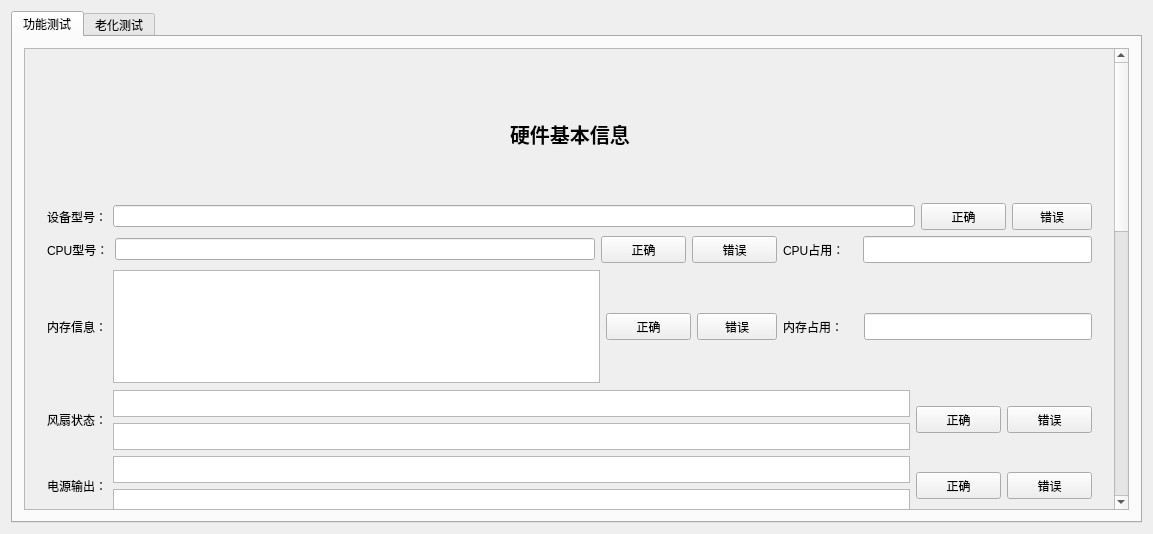
Above: jw-test-tool-new/widget.ui from github188/test before the change. Below: the same form after it.
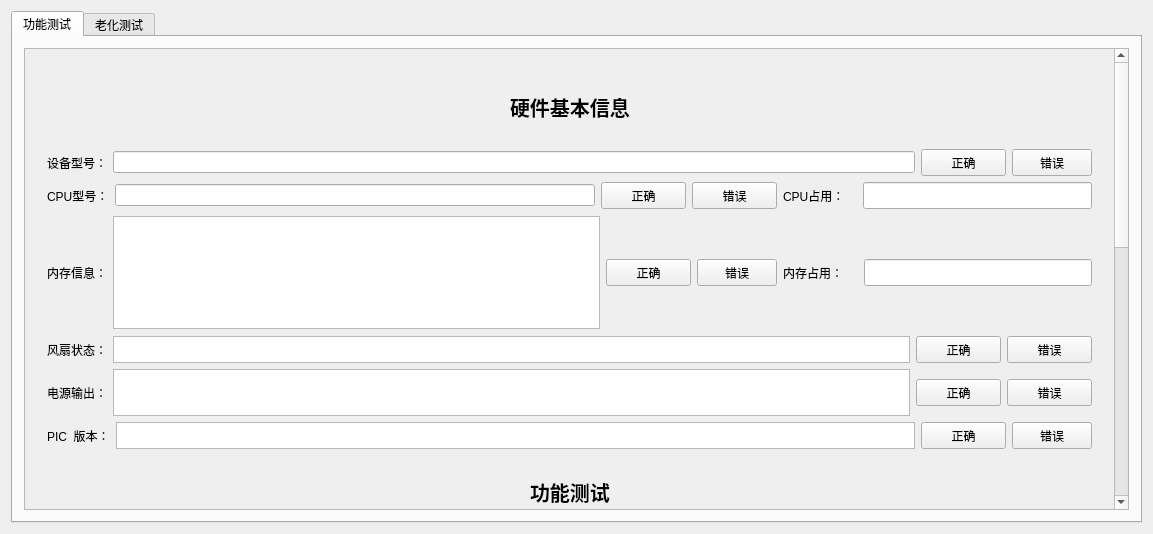
That is the form after the change.

```diff
--- a/jw-test-tool-new/widget.ui
+++ b/jw-test-tool-new/widget.ui
@@ -42,9 +42,9 @@
           <property name="geometry">
            <rect>
             <x>0</x>
-            <y>-219</y>
+            <y>-538</y>
             <width>1098</width>
-            <height>1174</height>
+            <height>1074</height>
            </rect>
           </property>
           <layout class="QVBoxLayout" name="verticalLayout_4">
@@ -53,10 +53,10 @@
              <property name="minimumSize">
               <size>
                <width>950</width>
-               <height>500</height>
+               <height>400</height>
               </size>
              </property>
-             <layout class="QVBoxLayout" name="verticalLayout_9">
+             <layout class="QVBoxLayout" name="verticalLayout_2">
               <item>
                <layout class="QHBoxLayout" name="horizontalLayout_11">
                 <item>
@@ -386,16 +386,16 @@
                </layout>
               </item>
               <item>
-               <layout class="QHBoxLayout" name="horizontalLayout">
+               <layout class="QHBoxLayout" name="horizontalLayout_27">
                 <item>
-                 <widget class="QLabel" name="label_13">
-                  <property name="text">
-                   <string>风扇状态：</string>
-                  </property>
-                 </widget>
-                </item>
-                <item>
-                 <layout class="QVBoxLayout" name="verticalLayout_2">
+                 <layout class="QHBoxLayout" name="horizontalLayout_28">
+                  <item>
+                   <widget class="QLabel" name="label_13">
+                    <property name="text">
+                     <string>风扇状态：</string>
+                    </property>
+                   </widget>
+                  </item>
                   <item>
                    <widget class="QTextEdit" name="textEdit_4">
                     <property name="minimumSize">
@@ -415,25 +415,6 @@
                     </property>
                    </widget>
                   </item>
-                  <item>
-                   <widget class="QTextEdit" name="textEdit_7">
-                    <property name="minimumSize">
-                     <size>
-                      <width>0</width>
-                      <height>27</height>
-                     </size>
-                    </property>
-                    <property name="maximumSize">
-                     <size>
-                      <width>16777215</width>
-                      <height>27</height>
-                     </size>
-                    </property>
-                    <property name="readOnly">
-                     <bool>true</bool>
-                    </property>
-                   </widget>
-                  </item>
                  </layout>
                 </item>
                 <item>
@@ -481,47 +462,28 @@
                </layout>
               </item>
               <item>
-               <layout class="QHBoxLayout" name="horizontalLayout_2">
+               <layout class="QHBoxLayout" name="horizontalLayout_30">
                 <item>
-                 <widget class="QLabel" name="label_14">
-                  <property name="text">
-                   <string>电源输出：</string>
-                  </property>
-                 </widget>
-                </item>
-                <item>
-                 <layout class="QVBoxLayout" name="verticalLayout_8">
+                 <layout class="QHBoxLayout" name="horizontalLayout_31">
                   <item>
-                   <widget class="QTextEdit" name="textEdit_8">
-                    <property name="minimumSize">
-                     <size>
-                      <width>0</width>
-                      <height>27</height>
-                     </size>
-                    </property>
-                    <property name="maximumSize">
-                     <size>
-                      <width>16777215</width>
-                      <height>27</height>
-                     </size>
-                    </property>
-                    <property name="readOnly">
-                     <bool>true</bool>
+                   <widget class="QLabel" name="label_14">
+                    <property name="text">
+                     <string>电源输出：</string>
                     </property>
                    </widget>
                   </item>
                   <item>
-                   <widget class="QTextEdit" name="textEdit_9">
+                   <widget class="QTextEdit" name="textEdit_5">
                     <property name="minimumSize">
                      <size>
                       <width>0</width>
-                      <height>27</height>
+                      <height>47</height>
                      </size>
                     </property>
                     <property name="maximumSize">
                      <size>
                       <width>16777215</width>
-                      <height>27</height>
+                      <height>47</height>
                      </size>
                     </property>
                     <property name="readOnly">
```
Left out of the diff: 2 changed lines with no effect on the pictures.
